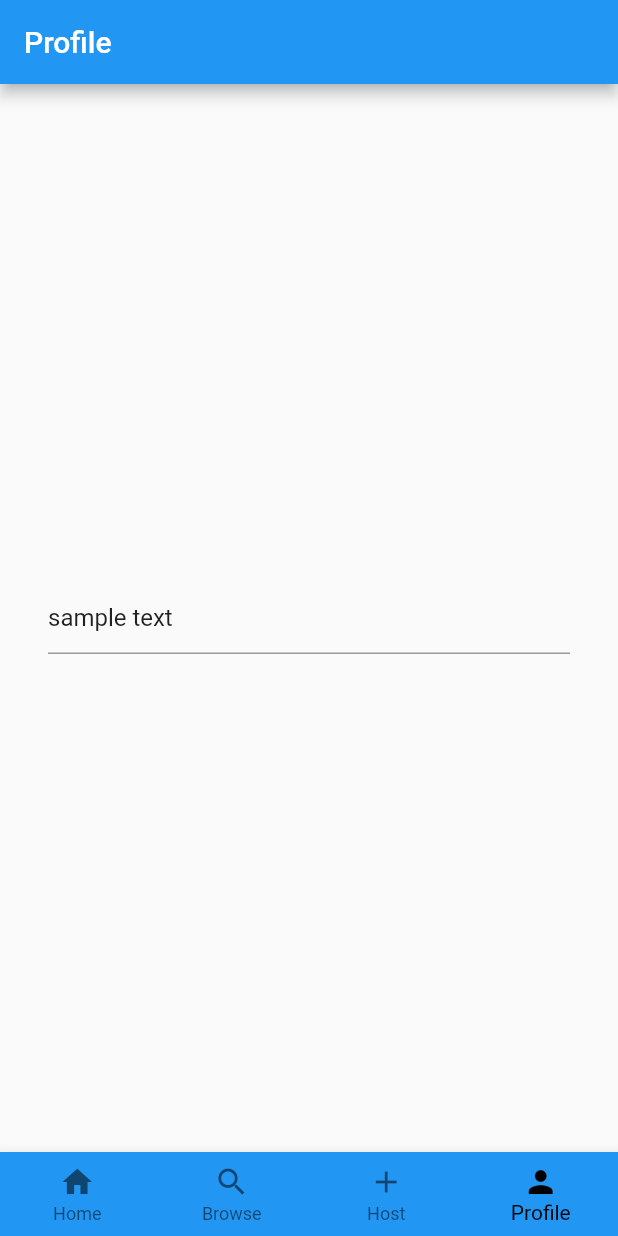
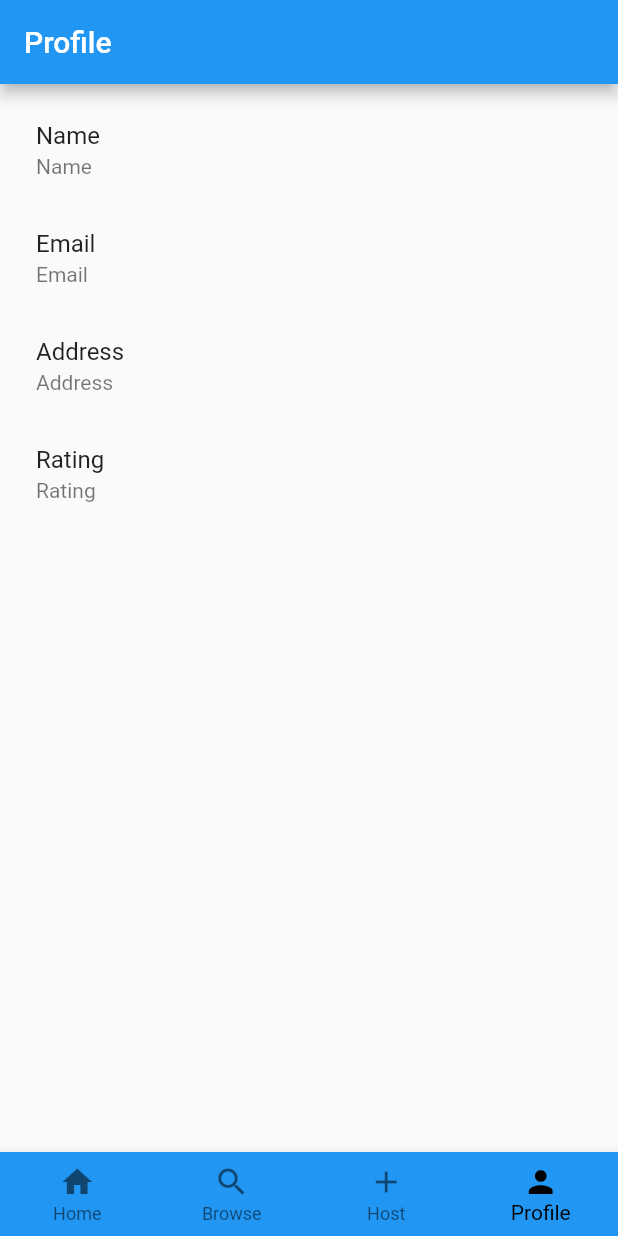
Before and after one commit to betty-guo/Shipmates, a Flutter app: the screen it shows after launch, item 4 of the bottom bar chosen, on a phone screen of 412 x 824 dp. Run offline on Flutter 3.47's test engine with Material 2 defaults, Android fonts, the phone set to English and light mode, and no system bars.

```diff
--- a/lib/profilepage_view.dart
+++ b/lib/profilepage_view.dart
@@ -23,16 +23,30 @@ class _ProfilePageViewState extends State<ProfilePageView> {
 
   @override
   Widget build(BuildContext context) {
+    final List<String> entries = <String>['Name', 'Email', 'Address', 'Rating'];
+    final Map<String, String> values = {
+      'Name:': "Shi Han",
+      'Email:': "sq@gmail.com",
+      "Address": "96 Uni Ave",
+      "Rating": "5/5"
+    };
+    Widget _buildList() {
+      return ListView.builder(
+          padding: const EdgeInsets.all(8),
+          itemCount: entries.length,
+          itemBuilder: (BuildContext context, int index) {
+            return ListTile(
+              title: Text(entries[index]),
+              subtitle: Text('${entries[index]}'),
+            );
+          });
+    }
+
     return Scaffold(
-      appBar: AppBar(
-        title: Text('Profile'),
-      ),
-      body: Container(
-        padding: const EdgeInsets.all(32.0),
-        alignment: Alignment.center,
-        child: TextField(controller: _textController),
-      ),
-    );
+        appBar: AppBar(
+          title: Text('Profile'),
+        ),
+        body: _buildList());
   }
 
   @override
```
